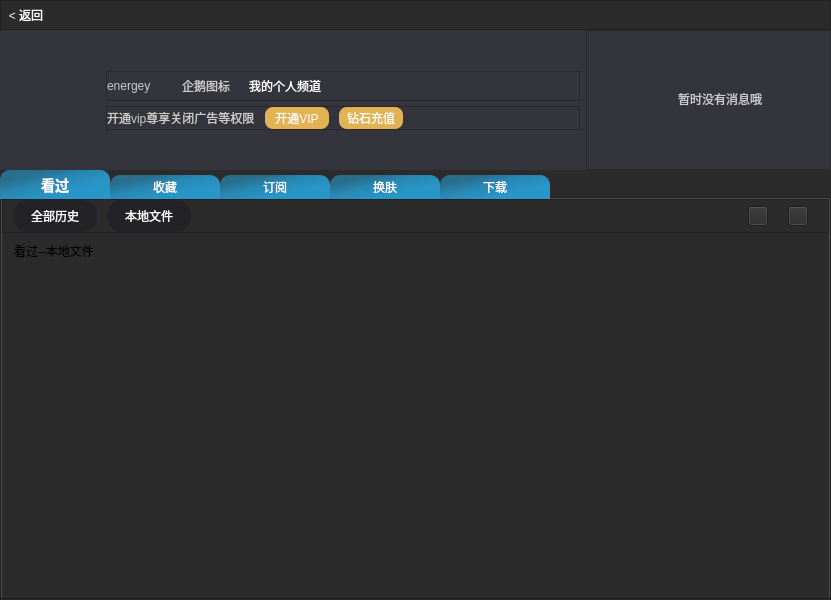
First picture: the form in VideoPlayer/videomodels/PersonFileForm.ui, repository huizhang556/pc-video-player, before the edit.
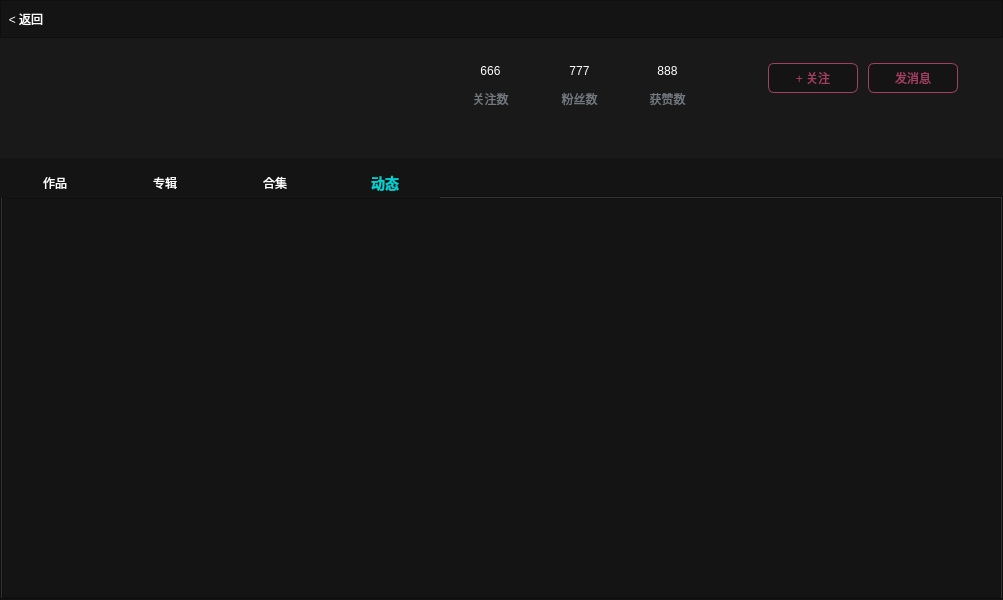
Second picture: the form after the edit. The open tabs and pages were chosen to show the change. Icons and pictures are not drawn. Custom widgets are drawn as their Qt base class.

```diff
--- a/VideoPlayer/videomodels/PersonFileForm.ui
+++ b/VideoPlayer/videomodels/PersonFileForm.ui
@@ -6,7 +6,7 @@
    <rect>
     <x>0</x>
     <y>0</y>
-    <width>831</width>
+    <width>1003</width>
     <height>600</height>
    </rect>
   </property>
@@ -14,7 +14,7 @@
    <string>Form</string>
   </property>
   <property name="styleSheet">
-   <string notr="true">background-color:#2b2b2b;</string>
+   <string notr="true">background-color:#141414;</string>
   </property>
   <layout class="QVBoxLayout" name="verticalLayout_4">
    <property name="spacing">
@@ -38,7 +38,19 @@
       <number>0</number>
      </property>
      <item>
-      <widget class="QFrame" name="frame">
+      <widget class="QFrame" name="frame_return">
+       <property name="minimumSize">
+        <size>
+         <width>0</width>
+         <height>38</height>
+        </size>
+       </property>
+       <property name="maximumSize">
+        <size>
+         <width>16777215</width>
+         <height>38</height>
+        </size>
+       </property>
        <property name="frameShape">
         <enum>QFrame::StyledPanel</enum>
        </property>
@@ -80,10 +92,11 @@
             <property name="styleSheet">
              <string notr="true">QPushButton
 {
-background-color:#2b2b2b;
+
 border-radius:0px;
 color: rgb(253, 253, 253);
 font: 23 10pt &quot;Microsoft YaHei&quot;;
+background-color:transparent;
 }
 
 QPushButton:hover
@@ -115,21 +128,46 @@
       </widget>
      </item>
      <item>
-      <widget class="QWidget" name="widget" native="true">
+      <widget class="QStackedWidget" name="stackedWidget">
+       <property name="currentIndex">
+        <number>1</number>
+       </property>
+       <widget class="QWidget" name="page_curusr">
+        <layout class="QVBoxLayout" name="verticalLayout_18">
+         <property name="spacing">
+          <number>10</number>
+         </property>
+         <property name="leftMargin">
+          <number>0</number>
+         </property>
+         <property name="topMargin">
+          <number>0</number>
+         </property>
+         <property name="rightMargin">
+          <number>0</number>
+         </property>
+         <property name="bottomMargin">
+          <number>0</number>
+         </property>
+         <item>
+          <widget class="QWidget" name="widget_usr" native="true">
        <property name="minimumSize">
         <size>
          <width>0</width>
-         <height>140</height>
+             <height>120</height>
         </size>
        </property>
        <property name="maximumSize">
         <size>
          <width>16777215</width>
-         <height>140</height>
+             <height>120</height>
         </size>
        </property>
        <property name="styleSheet">
-        <string notr="true">background-color:#34343c;</string>
+            <string notr="true">#widget_usr
+{
+background-color:#191919;
+}</string>
        </property>
        <layout class="QHBoxLayout" name="horizontalLayout_9">
         <property name="spacing">
@@ -205,6 +243,12 @@
                 <height>32</height>
                </size>
               </property>
+                  <property name="styleSheet">
+                   <string notr="true">#frame_utop
+{
+background-color: transparent;
+}</string>
+                  </property>
               <property name="frameShape">
                <enum>QFrame::StyledPanel</enum>
               </property>
@@ -341,6 +385,12 @@
                 <height>32</height>
                </size>
               </property>
+                  <property name="styleSheet">
+                   <string notr="true">#frame_ubottom
+{
+background-color: transparent;
+}</string>
+                  </property>
               <property name="frameShape">
                <enum>QFrame::StyledPanel</enum>
               </property>
@@ -494,6 +544,12 @@
               <height>0</height>
              </size>
             </property>
+                <property name="styleSheet">
+                 <string notr="true">#frame_uright
+{
+background-color: transparent;
+}</string>
+                </property>
             <property name="frameShape">
              <enum>QFrame::StyledPanel</enum>
             </property>
@@ -552,6 +608,7 @@
 color: rgb(253, 253, 253);
 font: 23 10pt &quot;Microsoft YaHei&quot;;
 border-image: url(:/images/icon/emails_open.png);
+background-color: transparent;
 }
 
 QPushButton:hover
@@ -599,6 +656,7 @@
                   <string notr="true">QLabel
 {
 color: #cbcbcb;
+background-color: transparent;
 }</string>
                  </property>
                  <property name="text">
@@ -644,24 +702,28 @@
 QTabBar::tab
 {
 min-width:100px;
-color: white;
-background-color:qlineargradient(x1: 0, y1: 0, x2: 0.7, y2: 0.7,stop: 0.3 rgb(40,150,200,160),stop: 0.6 rgb(40,150,200,220),stop:1 rgb(40,150,200,255));
+min-height: 20px;
+color: #ffffff;
+padding:5px;
+font: 400 14px &quot;微软雅黑&quot;;
 border: 0px solid;
 border-top-left-radius: 10px;
 border-top-right-radius: 10px;
-padding:5px;
+/*background-color:qlineargradient(x1: 0, y1: 0, x2: 0.7, y2: 0.7,stop: 0.3 rgb(40,150,200,160),stop: 0.6 rgb(40,150,200,220),stop:1 rgb(40,150,200,255));*/
+background-color:transparent;
 }
 
 QTabBar::tab:!selected
 {
-margin-top: 5px;
+margin-top: 0px;
 }
 
 QTabBar::tab:selected
 {
-color: white;
+color: #00d1d1;
 font-size:14px;
 font-weight:bold;
+background-color: rgba(212, 78, 125,0.0);
 }</string>
        </property>
        <property name="currentIndex">
@@ -2367,9 +2429,1029 @@
       </widget>
      </item>
     </layout>
+       </widget>
+       <widget class="QWidget" name="page_otherusr">
+        <layout class="QVBoxLayout" name="verticalLayout_19">
+         <property name="spacing">
+          <number>10</number>
+         </property>
+         <property name="leftMargin">
+          <number>0</number>
+         </property>
+         <property name="topMargin">
+          <number>0</number>
+         </property>
+         <property name="rightMargin">
+          <number>0</number>
+         </property>
+         <property name="bottomMargin">
+          <number>0</number>
+         </property>
+         <item>
+          <widget class="QFrame" name="frame_head">
+           <property name="minimumSize">
+            <size>
+             <width>0</width>
+             <height>120</height>
+            </size>
+           </property>
+           <property name="maximumSize">
+            <size>
+             <width>16777215</width>
+             <height>120</height>
+            </size>
+           </property>
+           <property name="styleSheet">
+            <string notr="true">QFrame
+{
+border: none;
+border-radius: 0px;
+background-color: rgb(25, 25, 25);
+}</string>
+           </property>
+           <property name="frameShape">
+            <enum>QFrame::StyledPanel</enum>
+           </property>
+           <property name="frameShadow">
+            <enum>QFrame::Raised</enum>
+           </property>
+           <layout class="QHBoxLayout" name="horizontalLayout_18">
+            <property name="leftMargin">
+             <number>9</number>
+            </property>
+            <property name="topMargin">
+             <number>0</number>
+            </property>
+            <property name="rightMargin">
+             <number>9</number>
+            </property>
+            <property name="bottomMargin">
+             <number>0</number>
+            </property>
+            <item>
+             <widget class="QFrame" name="frame_left">
+              <property name="minimumSize">
+               <size>
+                <width>340</width>
+                <height>0</height>
+               </size>
+              </property>
+              <property name="maximumSize">
+               <size>
+                <width>340</width>
+                <height>16777215</height>
+               </size>
+              </property>
+              <property name="styleSheet">
+               <string notr="true"/>
+              </property>
+              <property name="frameShape">
+               <enum>QFrame::StyledPanel</enum>
+              </property>
+              <property name="frameShadow">
+               <enum>QFrame::Raised</enum>
+              </property>
+              <layout class="QHBoxLayout" name="horizontalLayout_17">
+               <property name="spacing">
+                <number>6</number>
+               </property>
+               <property name="leftMargin">
+                <number>0</number>
+               </property>
+               <property name="topMargin">
+                <number>0</number>
+               </property>
+               <property name="rightMargin">
+                <number>0</number>
+               </property>
+               <property name="bottomMargin">
+                <number>0</number>
+               </property>
+               <item>
+                <widget class="QFrame" name="frame_ootherhead">
+                 <property name="minimumSize">
+                  <size>
+                   <width>80</width>
+                   <height>80</height>
+                  </size>
+                 </property>
+                 <property name="maximumSize">
+                  <size>
+                   <width>80</width>
+                   <height>80</height>
+                  </size>
+                 </property>
+                 <property name="frameShape">
+                  <enum>QFrame::StyledPanel</enum>
+                 </property>
+                 <property name="frameShadow">
+                  <enum>QFrame::Raised</enum>
+                 </property>
+                 <layout class="QVBoxLayout" name="verticalLayout_30">
+                  <property name="spacing">
+                   <number>0</number>
+                  </property>
+                  <property name="leftMargin">
+                   <number>0</number>
+                  </property>
+                  <property name="topMargin">
+                   <number>0</number>
+                  </property>
+                  <property name="rightMargin">
+                   <number>0</number>
+                  </property>
+                  <property name="bottomMargin">
+                   <number>0</number>
+                  </property>
+                  <item>
+                   <widget class="RoundLab" name="label_otherUsrHead">
+                    <property name="styleSheet">
+                     <string notr="true"/>
+                    </property>
+                    <property name="text">
+                     <string/>
+                    </property>
+                   </widget>
    </item>
   </layout>
  </widget>
+               </item>
+               <item>
+                <widget class="QFrame" name="frame_left_right">
+                 <property name="minimumSize">
+                  <size>
+                   <width>0</width>
+                   <height>110</height>
+                  </size>
+                 </property>
+                 <property name="maximumSize">
+                  <size>
+                   <width>16777215</width>
+                   <height>110</height>
+                  </size>
+                 </property>
+                 <property name="frameShape">
+                  <enum>QFrame::StyledPanel</enum>
+                 </property>
+                 <property name="frameShadow">
+                  <enum>QFrame::Raised</enum>
+                 </property>
+                 <layout class="QVBoxLayout" name="verticalLayout_29">
+                  <property name="spacing">
+                   <number>0</number>
+                  </property>
+                  <property name="leftMargin">
+                   <number>15</number>
+                  </property>
+                  <property name="topMargin">
+                   <number>15</number>
+                  </property>
+                  <property name="rightMargin">
+                   <number>0</number>
+                  </property>
+                  <property name="bottomMargin">
+                   <number>0</number>
+                  </property>
+                  <item>
+                   <widget class="QFrame" name="frame_usrInfo">
+                    <property name="minimumSize">
+                     <size>
+                      <width>0</width>
+                      <height>33</height>
+                     </size>
+                    </property>
+                    <property name="maximumSize">
+                     <size>
+                      <width>16777215</width>
+                      <height>33</height>
+                     </size>
+                    </property>
+                    <property name="frameShape">
+                     <enum>QFrame::StyledPanel</enum>
+                    </property>
+                    <property name="frameShadow">
+                     <enum>QFrame::Raised</enum>
+                    </property>
+                    <layout class="QHBoxLayout" name="horizontalLayout_21">
+                     <property name="leftMargin">
+                      <number>0</number>
+                     </property>
+                     <property name="topMargin">
+                      <number>0</number>
+                     </property>
+                     <property name="rightMargin">
+                      <number>0</number>
+                     </property>
+                     <property name="bottomMargin">
+                      <number>0</number>
+                     </property>
+                     <item>
+                      <widget class="QPushButton" name="pushButton_usrName">
+                       <property name="minimumSize">
+                        <size>
+                         <width>125</width>
+                         <height>30</height>
+                        </size>
+                       </property>
+                       <property name="maximumSize">
+                        <size>
+                         <width>16777215</width>
+                         <height>30</height>
+                        </size>
+                       </property>
+                       <property name="styleSheet">
+                        <string notr="true">QPushButton
+{
+border: none;
+color: white;
+text-align: left;
+font: 600 13px &quot;微软雅黑&quot;;
+background-color: transparent;
+}</string>
+                       </property>
+                       <property name="text">
+                        <string/>
+                       </property>
+                      </widget>
+                     </item>
+                     <item>
+                      <widget class="QPushButton" name="pushButton_usrLevel">
+                       <property name="minimumSize">
+                        <size>
+                         <width>40</width>
+                         <height>30</height>
+                        </size>
+                       </property>
+                       <property name="maximumSize">
+                        <size>
+                         <width>40</width>
+                         <height>30</height>
+                        </size>
+                       </property>
+                       <property name="styleSheet">
+                        <string notr="true">QPushButton
+{
+border: none;
+color: white;
+text-align: center;
+font: 600 13px &quot;微软雅黑&quot;;
+background-color: transparent;
+}</string>
+                       </property>
+                       <property name="text">
+                        <string/>
+                       </property>
+                      </widget>
+                     </item>
+                     <item>
+                      <widget class="QPushButton" name="pushButton_lvName">
+                       <property name="minimumSize">
+                        <size>
+                         <width>66</width>
+                         <height>30</height>
+                        </size>
+                       </property>
+                       <property name="maximumSize">
+                        <size>
+                         <width>66</width>
+                         <height>30</height>
+                        </size>
+                       </property>
+                       <property name="styleSheet">
+                        <string notr="true">QPushButton
+{
+border: none;
+color: white;
+text-align: center;
+font: 600 13px &quot;微软雅黑&quot;;
+background-color: transparent;
+}</string>
+                       </property>
+                       <property name="text">
+                        <string/>
+                       </property>
+                      </widget>
+                     </item>
+                    </layout>
+                   </widget>
+                  </item>
+                  <item>
+                   <widget class="QFrame" name="frame_motto">
+                    <property name="frameShape">
+                     <enum>QFrame::StyledPanel</enum>
+                    </property>
+                    <property name="frameShadow">
+                     <enum>QFrame::Raised</enum>
+                    </property>
+                    <layout class="QHBoxLayout" name="horizontalLayout_20">
+                     <property name="spacing">
+                      <number>0</number>
+                     </property>
+                     <property name="leftMargin">
+                      <number>0</number>
+                     </property>
+                     <property name="topMargin">
+                      <number>0</number>
+                     </property>
+                     <property name="rightMargin">
+                      <number>0</number>
+                     </property>
+                     <property name="bottomMargin">
+                      <number>0</number>
+                     </property>
+                     <item>
+                      <widget class="QLabel" name="label_motto">
+                       <property name="styleSheet">
+                        <string notr="true">QLabel
+{
+color: #4a4d5e;
+font: 400 14px &quot;微软雅黑&quot;;
+}
+
+QLabel:hover
+{
+color: #d44e7d;
+}
+
+
+</string>
+                       </property>
+                       <property name="text">
+                        <string/>
+                       </property>
+                       <property name="alignment">
+                        <set>Qt::AlignLeading|Qt::AlignLeft|Qt::AlignTop</set>
+                       </property>
+                       <property name="wordWrap">
+                        <bool>true</bool>
+                       </property>
+                      </widget>
+                     </item>
+                    </layout>
+                   </widget>
+                  </item>
+                 </layout>
+                </widget>
+               </item>
+              </layout>
+             </widget>
+            </item>
+            <item>
+             <spacer name="horizontalSpacer_27">
+              <property name="orientation">
+               <enum>Qt::Horizontal</enum>
+              </property>
+              <property name="sizeHint" stdset="0">
+               <size>
+                <width>80</width>
+                <height>20</height>
+               </size>
+              </property>
+             </spacer>
+            </item>
+            <item>
+             <widget class="QFrame" name="frame_middle">
+              <property name="minimumSize">
+               <size>
+                <width>260</width>
+                <height>0</height>
+               </size>
+              </property>
+              <property name="maximumSize">
+               <size>
+                <width>260</width>
+                <height>16777215</height>
+               </size>
+              </property>
+              <property name="styleSheet">
+               <string notr="true"/>
+              </property>
+              <property name="frameShape">
+               <enum>QFrame::StyledPanel</enum>
+              </property>
+              <property name="frameShadow">
+               <enum>QFrame::Raised</enum>
+              </property>
+              <layout class="QHBoxLayout" name="horizontalLayout_16">
+               <property name="leftMargin">
+                <number>0</number>
+               </property>
+               <property name="topMargin">
+                <number>20</number>
+               </property>
+               <property name="rightMargin">
+                <number>0</number>
+               </property>
+               <property name="bottomMargin">
+                <number>0</number>
+               </property>
+               <item>
+                <widget class="QFrame" name="frame_watch">
+                 <property name="minimumSize">
+                  <size>
+                   <width>70</width>
+                   <height>0</height>
+                  </size>
+                 </property>
+                 <layout class="QVBoxLayout" name="verticalLayout_24">
+                  <property name="spacing">
+                   <number>0</number>
+                  </property>
+                  <property name="leftMargin">
+                   <number>0</number>
+                  </property>
+                  <property name="topMargin">
+                   <number>0</number>
+                  </property>
+                  <property name="rightMargin">
+                   <number>0</number>
+                  </property>
+                  <property name="bottomMargin">
+                   <number>0</number>
+                  </property>
+                  <item>
+                   <widget class="QToolButton" name="toolButton_watch_counts">
+                    <property name="minimumSize">
+                     <size>
+                      <width>65</width>
+                      <height>26</height>
+                     </size>
+                    </property>
+                    <property name="styleSheet">
+                     <string notr="true">QToolButton
+{
+border: none;
+color: white;
+font: 400 15px &quot;微软雅黑&quot;;
+background-color: transparent;
+}</string>
+                    </property>
+                    <property name="text">
+                     <string>666</string>
+                    </property>
+                   </widget>
+                  </item>
+                  <item>
+                   <widget class="QToolButton" name="toolButton_watch">
+                    <property name="minimumSize">
+                     <size>
+                      <width>65</width>
+                      <height>30</height>
+                     </size>
+                    </property>
+                    <property name="styleSheet">
+                     <string notr="true">QToolButton
+{
+border: none;
+color: rgb(115, 120, 128);
+font: 400 13px &quot;微软雅黑&quot;;
+background-color: transparent;
+}</string>
+                    </property>
+                    <property name="text">
+                     <string>关注数</string>
+                    </property>
+                   </widget>
+                  </item>
+                  <item>
+                   <spacer name="verticalSpacer_6">
+                    <property name="orientation">
+                     <enum>Qt::Vertical</enum>
+                    </property>
+                    <property name="sizeHint" stdset="0">
+                     <size>
+                      <width>20</width>
+                      <height>40</height>
+                     </size>
+                    </property>
+                   </spacer>
+                  </item>
+                 </layout>
+                </widget>
+               </item>
+               <item>
+                <widget class="QFrame" name="frame_fans">
+                 <property name="minimumSize">
+                  <size>
+                   <width>70</width>
+                   <height>0</height>
+                  </size>
+                 </property>
+                 <layout class="QVBoxLayout" name="verticalLayout_25">
+                  <property name="spacing">
+                   <number>0</number>
+                  </property>
+                  <property name="leftMargin">
+                   <number>0</number>
+                  </property>
+                  <property name="topMargin">
+                   <number>0</number>
+                  </property>
+                  <property name="rightMargin">
+                   <number>0</number>
+                  </property>
+                  <property name="bottomMargin">
+                   <number>0</number>
+                  </property>
+                  <item>
+                   <widget class="QToolButton" name="toolButton_fans_counts">
+                    <property name="minimumSize">
+                     <size>
+                      <width>65</width>
+                      <height>26</height>
+                     </size>
+                    </property>
+                    <property name="styleSheet">
+                     <string notr="true">QToolButton
+{
+border: none;
+color: white;
+font: 400 15px &quot;微软雅黑&quot;;
+background-color: transparent;
+}</string>
+                    </property>
+                    <property name="text">
+                     <string>777</string>
+                    </property>
+                   </widget>
+                  </item>
+                  <item>
+                   <widget class="QToolButton" name="toolButton_fans">
+                    <property name="minimumSize">
+                     <size>
+                      <width>65</width>
+                      <height>30</height>
+                     </size>
+                    </property>
+                    <property name="styleSheet">
+                     <string notr="true">QToolButton
+{
+border: none;
+color: rgb(115, 120, 128);
+font: 400 13px &quot;微软雅黑&quot;;
+background-color: transparent;
+}</string>
+                    </property>
+                    <property name="text">
+                     <string>粉丝数</string>
+                    </property>
+                   </widget>
+                  </item>
+                  <item>
+                   <spacer name="verticalSpacer_5">
+                    <property name="orientation">
+                     <enum>Qt::Vertical</enum>
+                    </property>
+                    <property name="sizeHint" stdset="0">
+                     <size>
+                      <width>20</width>
+                      <height>40</height>
+                     </size>
+                    </property>
+                   </spacer>
+                  </item>
+                 </layout>
+                </widget>
+               </item>
+               <item>
+                <widget class="QFrame" name="frame_love">
+                 <property name="minimumSize">
+                  <size>
+                   <width>70</width>
+                   <height>0</height>
+                  </size>
+                 </property>
+                 <layout class="QVBoxLayout" name="verticalLayout_26">
+                  <property name="spacing">
+                   <number>0</number>
+                  </property>
+                  <property name="leftMargin">
+                   <number>0</number>
+                  </property>
+                  <property name="topMargin">
+                   <number>0</number>
+                  </property>
+                  <property name="rightMargin">
+                   <number>0</number>
+                  </property>
+                  <property name="bottomMargin">
+                   <number>0</number>
+                  </property>
+                  <item>
+                   <widget class="QToolButton" name="toolButton_love_counts">
+                    <property name="minimumSize">
+                     <size>
+                      <width>65</width>
+                      <height>26</height>
+                     </size>
+                    </property>
+                    <property name="styleSheet">
+                     <string notr="true">QToolButton
+{
+border: none;
+color: white;
+font: 400 15px &quot;微软雅黑&quot;;
+background-color: transparent;
+}</string>
+                    </property>
+                    <property name="text">
+                     <string>888</string>
+                    </property>
+                   </widget>
+                  </item>
+                  <item>
+                   <widget class="QToolButton" name="toolButton_love">
+                    <property name="minimumSize">
+                     <size>
+                      <width>65</width>
+                      <height>30</height>
+                     </size>
+                    </property>
+                    <property name="styleSheet">
+                     <string notr="true">QToolButton
+{
+border: none;
+color: rgb(115, 120, 128);
+font: 400 13px &quot;微软雅黑&quot;;
+background-color: transparent;
+}</string>
+                    </property>
+                    <property name="text">
+                     <string>获赞数</string>
+                    </property>
+                   </widget>
+                  </item>
+                  <item>
+                   <spacer name="verticalSpacer_7">
+                    <property name="orientation">
+                     <enum>Qt::Vertical</enum>
+                    </property>
+                    <property name="sizeHint" stdset="0">
+                     <size>
+                      <width>20</width>
+                      <height>40</height>
+                     </size>
+                    </property>
+                   </spacer>
+                  </item>
+                 </layout>
+                </widget>
+               </item>
+              </layout>
+             </widget>
+            </item>
+            <item>
+             <spacer name="horizontalSpacer_26">
+              <property name="orientation">
+               <enum>Qt::Horizontal</enum>
+              </property>
+              <property name="sizeType">
+               <enum>QSizePolicy::Fixed</enum>
+              </property>
+              <property name="sizeHint" stdset="0">
+               <size>
+                <width>40</width>
+                <height>20</height>
+               </size>
+              </property>
+             </spacer>
+            </item>
+            <item>
+             <widget class="QFrame" name="frame_right">
+              <property name="minimumSize">
+               <size>
+                <width>200</width>
+                <height>0</height>
+               </size>
+              </property>
+              <property name="styleSheet">
+               <string notr="true"/>
+              </property>
+              <property name="frameShape">
+               <enum>QFrame::StyledPanel</enum>
+              </property>
+              <property name="frameShadow">
+               <enum>QFrame::Raised</enum>
+              </property>
+              <layout class="QHBoxLayout" name="horizontalLayout_19">
+               <property name="spacing">
+                <number>6</number>
+               </property>
+               <property name="leftMargin">
+                <number>0</number>
+               </property>
+               <property name="topMargin">
+                <number>25</number>
+               </property>
+               <property name="rightMargin">
+                <number>0</number>
+               </property>
+               <property name="bottomMargin">
+                <number>0</number>
+               </property>
+               <item>
+                <layout class="QVBoxLayout" name="verticalLayout_27">
+                 <item>
+                  <widget class="QPushButton" name="pushButton">
+                   <property name="minimumSize">
+                    <size>
+                     <width>90</width>
+                     <height>30</height>
+                    </size>
+                   </property>
+                   <property name="maximumSize">
+                    <size>
+                     <width>90</width>
+                     <height>30</height>
+                    </size>
+                   </property>
+                   <property name="styleSheet">
+                    <string notr="true">QPushButton
+{
+color: rgb(163, 64, 99);
+border-radius: 6px;
+border: 1px solid rgb(163, 64, 99);
+}
+
+QPushButton:hover
+{
+color: white;
+background-color: rgb(255, 96, 34);
+}
+
+QPushButton:checked
+{
+color: white;
+background-color: rgb(212, 78, 125);
+}</string>
+                   </property>
+                   <property name="text">
+                    <string>+ 关注</string>
+                   </property>
+                  </widget>
+                 </item>
+                 <item>
+                  <spacer name="verticalSpacer_3">
+                   <property name="orientation">
+                    <enum>Qt::Vertical</enum>
+                   </property>
+                   <property name="sizeHint" stdset="0">
+                    <size>
+                     <width>20</width>
+                     <height>40</height>
+                    </size>
+                   </property>
+                  </spacer>
+                 </item>
+                </layout>
+               </item>
+               <item>
+                <layout class="QVBoxLayout" name="verticalLayout_28">
+                 <item>
+                  <widget class="QPushButton" name="pushButton_2">
+                   <property name="minimumSize">
+                    <size>
+                     <width>90</width>
+                     <height>30</height>
+                    </size>
+                   </property>
+                   <property name="maximumSize">
+                    <size>
+                     <width>90</width>
+                     <height>30</height>
+                    </size>
+                   </property>
+                   <property name="styleSheet">
+                    <string notr="true">QPushButton
+{
+color: rgb(163, 64, 99);
+border-radius: 6px;
+border: 1px solid rgb(163, 64, 99);
+}
+
+QPushButton:hover
+{
+color: white;
+background-color: rgb(255, 96, 34);
+}
+
+QPushButton:checked
+{
+color: white;
+background-color: rgb(212, 78, 125);
+}</string>
+                   </property>
+                   <property name="text">
+                    <string>发消息</string>
+                   </property>
+                  </widget>
+                 </item>
+                 <item>
+                  <spacer name="verticalSpacer_4">
+                   <property name="orientation">
+                    <enum>Qt::Vertical</enum>
+                   </property>
+                   <property name="sizeHint" stdset="0">
+                    <size>
+                     <width>20</width>
+                     <height>40</height>
+                    </size>
+                   </property>
+                  </spacer>
+                 </item>
+                </layout>
+               </item>
+              </layout>
+             </widget>
+            </item>
+            <item>
+             <spacer name="horizontalSpacer_28">
+              <property name="orientation">
+               <enum>Qt::Horizontal</enum>
+              </property>
+              <property name="sizeType">
+               <enum>QSizePolicy::Fixed</enum>
+              </property>
+              <property name="sizeHint" stdset="0">
+               <size>
+                <width>30</width>
+                <height>20</height>
+               </size>
+              </property>
+             </spacer>
+            </item>
+           </layout>
+          </widget>
+         </item>
+         <item>
+          <widget class="QTabWidget" name="tabWidget_head">
+           <property name="styleSheet">
+            <string notr="true">QTabWidget
+{
+outline:none;
+}
+
+
+QTabBar::tab
+{
+min-width:100px;
+min-height: 20px;
+color: #ffffff;
+padding:5px;
+font: 400 14px &quot;微软雅黑&quot;;
+border-top-left-radius: 6px;
+border-top-right-radius: 6px;
+/*background-color:qlineargradient(x1: 0, y1: 0, x2: 0.7, y2: 0.7,stop: 0.3 rgb(40,150,200,160),stop: 0.6 rgb(40,150,200,220),stop:1 rgb(40,150,200,255));*/
+background-color: transparent;
+}
+
+QTabBar::tab:!selected
+{
+margin-top: 0px;
+}
+
+QTabBar::tab:selected
+{
+color: #00d1d1;
+font-size:14px;
+font-weight:bold;
+background-color: rgba(212, 78, 125,0.0);
+}</string>
+           </property>
+           <property name="currentIndex">
+            <number>0</number>
+           </property>
+           <widget class="QWidget" name="tab_produce" native="true">
+            <attribute name="title">
+             <string>作品</string>
+            </attribute>
+            <layout class="QVBoxLayout" name="verticalLayout_20">
+             <property name="spacing">
+              <number>0</number>
+             </property>
+             <property name="leftMargin">
+              <number>0</number>
+             </property>
+             <property name="topMargin">
+              <number>0</number>
+             </property>
+             <property name="rightMargin">
+              <number>0</number>
+             </property>
+             <property name="bottomMargin">
+              <number>0</number>
+             </property>
+             <item>
+              <widget class="QListWidget" name="listWidget_produce"/>
+             </item>
+            </layout>
+           </widget>
+           <widget class="QWidget" name="tab_zhuanji">
+            <attribute name="title">
+             <string>专辑</string>
+            </attribute>
+            <layout class="QVBoxLayout" name="verticalLayout_21">
+             <property name="spacing">
+              <number>0</number>
+             </property>
+             <property name="leftMargin">
+              <number>0</number>
+             </property>
+             <property name="topMargin">
+              <number>0</number>
+             </property>
+             <property name="rightMargin">
+              <number>0</number>
+             </property>
+             <property name="bottomMargin">
+              <number>0</number>
+             </property>
+             <item>
+              <widget class="QListWidget" name="listWidget_zhuanji"/>
+             </item>
+            </layout>
+           </widget>
+           <widget class="QWidget" name="tab_heji" native="true">
+            <attribute name="title">
+             <string>合集</string>
+            </attribute>
+            <layout class="QVBoxLayout" name="verticalLayout_22">
+             <property name="spacing">
+              <number>0</number>
+             </property>
+             <property name="leftMargin">
+              <number>0</number>
+             </property>
+             <property name="topMargin">
+              <number>0</number>
+             </property>
+             <property name="rightMargin">
+              <number>0</number>
+             </property>
+             <property name="bottomMargin">
+              <number>0</number>
+             </property>
+             <item>
+              <widget class="QListWidget" name="listWidget_heji"/>
+             </item>
+            </layout>
+           </widget>
+           <widget class="QWidget" name="tab_dongtai">
+            <attribute name="title">
+             <string>动态</string>
+            </attribute>
+            <layout class="QVBoxLayout" name="verticalLayout_23">
+             <property name="spacing">
+              <number>0</number>
+             </property>
+             <property name="leftMargin">
+              <number>0</number>
+             </property>
+             <property name="topMargin">
+              <number>0</number>
+             </property>
+             <property name="rightMargin">
+              <number>0</number>
+             </property>
+             <property name="bottomMargin">
+              <number>0</number>
+             </property>
+             <item>
+              <widget class="QScrollArea" name="scrollArea">
+               <property name="widgetResizable">
+                <bool>true</bool>
+               </property>
+               <widget class="QWidget" name="scrollAreaWidgetContents">
+                <property name="geometry">
+                 <rect>
+                  <x>0</x>
+                  <y>0</y>
+                  <width>993</width>
+                  <height>393</height>
+                 </rect>
+                </property>
+               </widget>
+              </widget>
+             </item>
+            </layout>
+           </widget>
+          </widget>
+         </item>
+        </layout>
+       </widget>
+      </widget>
+     </item>
+    </layout>
+   </item>
+  </layout>
+ </widget>
+ <customwidgets>
+  <customwidget>
+   <class>RoundLab</class>
+   <extends>QLabel</extends>
+   <header>customer/RoundLab.h</header>
+  </customwidget>
+ </customwidgets>
  <resources/>
  <connections/>
 </ui>
```
Left out of the diff: 9 changed lines with no effect on the pictures. Lines whose indentation alone changed are shown as unchanged.
